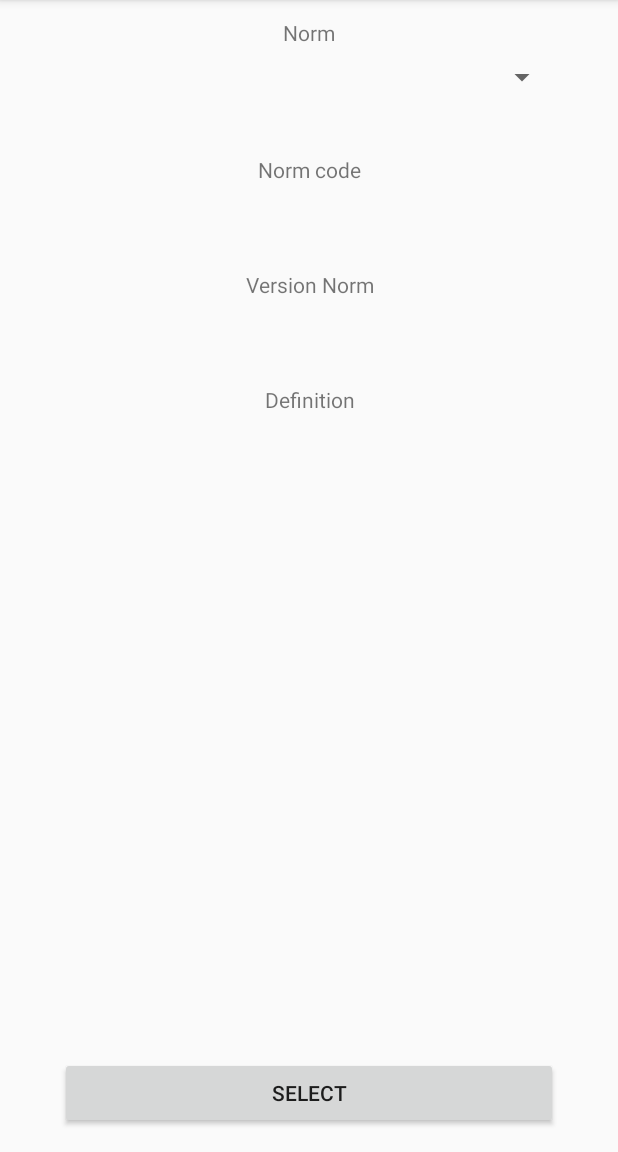
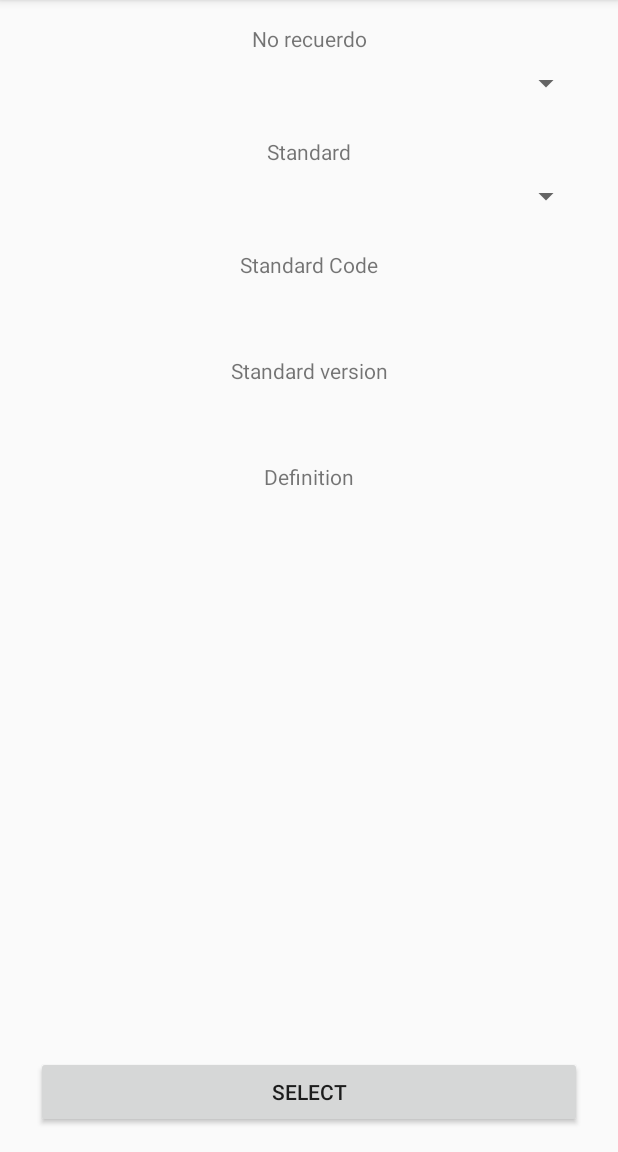
Before and after one commit to juancarlossierra/Appudit, an Android app: the screen it shows after launch (NormActivity before the commit, StandardActivity after it), on a phone screen of 412 x 824 dp, the part 84-1236 px from its top. Run offline under Robolectric (Android 15) with nearby library versions, the phone set to English and light mode, and no system bars; our stand-ins replace data binding.

Commit message:
Enlasando el viewmodel con la vista

```diff
--- a/app/src/main/java/com/umb/appudit/features/norm/NormActivity.kt
+++ /dev/null
@@ -1,14 +0,0 @@
-package com.umb.appudit.features.norm
-
-import androidx.appcompat.app.AppCompatActivity
-import android.os.Bundle
-import com.umb.appudit.R
-
-class NormActivity : AppCompatActivity() {
-
-    override fun onCreate(savedInstanceState: Bundle?) {
-        super.onCreate(savedInstanceState)
-        setContentView(R.layout.activity_norm)
-
-    }
-}
--- /dev/null
+++ b/app/src/main/java/com/umb/appudit/features/standard/ui/StandardActivity.kt
@@ -0,0 +1,20 @@
+package com.umb.appudit.features.standard.ui
+
+import androidx.appcompat.app.AppCompatActivity
+import android.os.Bundle
+import com.umb.appudit.R
+import com.umb.appudit.features.standard.ui.StandardFragment
+
+class StandardActivity : AppCompatActivity() {
+
+    override fun onCreate(savedInstanceState: Bundle?) {
+        super.onCreate(savedInstanceState)
+        setContentView(R.layout.standard_activity)
+        if (savedInstanceState == null) {
+            supportFragmentManager.beginTransaction()
+                .replace(R.id.container, StandardFragment.newInstance())
+                .commitNow()
+        }
+    }
+
+}
--- /dev/null
+++ b/app/src/main/java/com/umb/appudit/features/standard/ui/StandardFragment.kt
@@ -0,0 +1,58 @@
+package com.umb.appudit.features.standard.ui
+
+import androidx.lifecycle.ViewModelProviders
+import android.os.Bundle
+import androidx.fragment.app.Fragment
+import android.view.LayoutInflater
+import android.view.View
+import android.view.ViewGroup
+import android.widget.ArrayAdapter
+import androidx.databinding.DataBindingUtil
+import androidx.lifecycle.Observer
+import com.umb.appudit.R
+import com.umb.appudit.databinding.StandardFragmentBinding
+import com.umb.appudit.features.standard.ui.viewmodel.StandardViewModel
+
+class StandardFragment : Fragment() {
+
+    private lateinit var viewDataBinding: StandardFragmentBinding
+
+    companion object {
+        fun newInstance() = StandardFragment()
+    }
+
+    private lateinit var viewModel: StandardViewModel
+
+    override fun onCreateView(
+        inflater: LayoutInflater, container: ViewGroup?,
+        savedInstanceState: Bundle?
+    ): View? {
+        viewDataBinding = DataBindingUtil.inflate(inflater, R.layout.standard_fragment, container,
+            false)
+        return viewDataBinding.root
+    }
+
+    override fun onActivityCreated(savedInstanceState: Bundle?) {
+        super.onActivityCreated(savedInstanceState)
+        viewModel = ViewModelProviders.of(this).get(StandardViewModel::class.java)
+        viewDataBinding.viewmodel = viewModel
+
+        //first spinner´s configuration
+        viewModel.fetchSpinnerNoRecuerdo().observe(this, Observer { spinnerData ->
+            val spinnerAdapter = ArrayAdapter(requireContext(), android.R.layout.simple_spinner_item, spinnerData)
+            viewDataBinding.spinner.adapter = spinnerAdapter
+        })
+
+        //second spinner´s configuration
+        viewModel.fetchSpinnerStandard().observe(this, Observer { spinnerData ->
+            val spinnerAdapter = ArrayAdapter(requireContext(), android.R.layout.simple_spinner_item, spinnerData)
+            viewDataBinding.spinner2.adapter = spinnerAdapter
+        })
+
+    }
+
+    override fun onResume() {
+        super.onResume()
+        viewModel.start()
+    }
+}
--- /dev/null
+++ b/app/src/main/java/com/umb/appudit/features/standard/ui/viewmodel/StandardViewModel.kt
@@ -0,0 +1,41 @@
+package com.umb.appudit.features.standard.ui.viewmodel
+
+import androidx.lifecycle.LiveData
+import androidx.lifecycle.MutableLiveData
+import androidx.lifecycle.ViewModel
+
+class StandardViewModel : ViewModel() {
+
+    private val _StandardCode = MutableLiveData<String>()
+    val standardCode: LiveData<String>
+        get() = _StandardCode
+
+    private val _StandardVersion = MutableLiveData<String>()
+    val standardVersion: LiveData<String>
+        get() = _StandardVersion
+
+    private val _Definition = MutableLiveData<String>()
+    val definition: LiveData<String>
+        get() = _Definition
+
+    private val _NoRecuedo = MutableLiveData<List<String>>()
+    val list = ArrayList<String>()
+
+    private val _StandardItems = MutableLiveData<List<String>>()
+    val standardItems = ArrayList<String>()
+
+    fun start() {
+
+    }
+
+    fun fetchSpinnerNoRecuerdo(): LiveData<List<String>> {
+        _NoRecuedo.value = list
+        return _NoRecuedo
+    }
+
+    fun fetchSpinnerStandard(): LiveData<List<String>> {
+        _StandardItems.value = standardItems
+        return _NoRecuedo
+    }
+
+}
--- a/app/src/main/res/layout/activity_norm.xml
+++ /dev/null
@@ -1,94 +0,0 @@
-<?xml version="1.0" encoding="utf-8"?>
-<androidx.constraintlayout.widget.ConstraintLayout
-    xmlns:android="http://schemas.android.com/apk/res/android"
-    xmlns:app="http://schemas.android.com/apk/res-auto"
-    xmlns:tools="http://schemas.android.com/tools"
-    android:layout_width="match_parent"
-    android:layout_height="match_parent"
-    tools:context=".features.norm.NormActivity">
-
-    <TextView
-        android:id="@+id/tvTittleNorm"
-        android:layout_width="wrap_content"
-        android:layout_height="wrap_content"
-        android:layout_marginTop="12dp"
-        android:text="@string/Norm"
-        app:layout_constraintEnd_toEndOf="parent"
-        app:layout_constraintStart_toStartOf="parent"
-        app:layout_constraintTop_toTopOf="parent"/>
-    <Spinner
-        android:id="@+id/spNormsList"
-        android:layout_width="0dp"
-        android:layout_height="wrap_content"
-        android:layout_marginStart="40dp"
-        android:layout_marginTop="8dp"
-        android:layout_marginEnd="40dp"
-        app:layout_constraintEnd_toEndOf="parent"
-        app:layout_constraintStart_toStartOf="parent"
-        app:layout_constraintTop_toBottomOf="@+id/tvTittleNorm"/>
-    <TextView
-        android:id="@+id/tvTittleNormCode"
-        android:layout_width="wrap_content"
-        android:layout_height="wrap_content"
-        android:layout_marginTop="40dp"
-        android:text="@string/norm_code"
-        app:layout_constraintEnd_toEndOf="@+id/spNormsList"
-        app:layout_constraintStart_toStartOf="@+id/spNormsList"
-        app:layout_constraintTop_toBottomOf="@+id/spNormsList"/>
-    <TextView
-        android:id="@+id/tvNormCode"
-        android:layout_width="wrap_content"
-        android:layout_height="wrap_content"
-        android:layout_marginTop="8dp"
-        tools:text="51413215678941"
-        app:layout_constraintStart_toStartOf="@+id/spNormsList"
-        app:layout_constraintTop_toBottomOf="@+id/tvTittleNormCode"/>
-    <TextView
-        android:id="@+id/tvTittleNormVersion"
-        android:layout_width="wrap_content"
-        android:layout_height="wrap_content"
-        android:layout_marginTop="30dp"
-        android:text="@string/version_norm"
-        app:layout_constraintEnd_toEndOf="@+id/tvTittleNormCode"
-        app:layout_constraintStart_toStartOf="@+id/tvTittleNormCode"
-        app:layout_constraintTop_toBottomOf="@+id/tvNormCode"/>
-    <TextView
-        android:id="@+id/tvNormVersion"
-        android:layout_width="wrap_content"
-        android:layout_height="wrap_content"
-        android:layout_marginTop="8dp"
-        tools:text="Version: 1.0.1"
-        app:layout_constraintStart_toStartOf="@+id/spNormsList"
-        app:layout_constraintTop_toBottomOf="@+id/tvTittleNormVersion"/>
-    <TextView
-        android:id="@+id/tvTittleNormDefinition"
-        android:layout_width="wrap_content"
-        android:layout_height="wrap_content"
-        android:layout_marginTop="30dp"
-        android:text="@string/definition"
-        app:layout_constraintEnd_toEndOf="@+id/tvTittleNormVersion"
-        app:layout_constraintStart_toStartOf="@+id/tvTittleNormVersion"
-        app:layout_constraintTop_toBottomOf="@+id/tvNormVersion"/>
-    <TextView
-        android:id="@+id/tvNormDefinition"
-        android:layout_width="wrap_content"
-        android:layout_height="wrap_content"
-        android:layout_marginTop="8dp"
-        tools:text="this is a definition of the norm"
-        app:layout_constraintStart_toStartOf="@+id/spNormsList"
-        app:layout_constraintTop_toBottomOf="@+id/tvTittleNormDefinition"/>
-    <Button
-        android:id="@+id/button"
-        android:layout_width="0dp"
-        android:layout_height="wrap_content"
-        android:layout_marginStart="40dp"
-        android:layout_marginTop="8dp"
-        android:layout_marginEnd="40dp"
-        android:layout_marginBottom="15dp"
-        android:text="@string/select"
-        app:layout_constraintBottom_toBottomOf="parent"
-        app:layout_constraintEnd_toEndOf="parent"
-        app:layout_constraintStart_toStartOf="parent"
-        app:layout_constraintTop_toBottomOf="@+id/tvNormDefinition" app:layout_constraintVertical_bias="1.0"/>
-
-</androidx.constraintlayout.widget.ConstraintLayout>
--- /dev/null
+++ b/app/src/main/res/layout/standard_activity.xml
@@ -0,0 +1,7 @@
+<?xml version="1.0" encoding="utf-8"?>
+<FrameLayout xmlns:android="http://schemas.android.com/apk/res/android"
+    xmlns:tools="http://schemas.android.com/tools"
+    android:id="@+id/container"
+    android:layout_width="match_parent"
+    android:layout_height="match_parent"
+    tools:context=".features.standard.ui.StandardActivity" />
--- /dev/null
+++ b/app/src/main/res/layout/standard_fragment.xml
@@ -0,0 +1,137 @@
+<?xml version="1.0" encoding="utf-8"?>
+<layout xmlns:android="http://schemas.android.com/apk/res/android"
+    xmlns:app="http://schemas.android.com/apk/res-auto"
+    xmlns:tools="http://schemas.android.com/tools">
+
+    <data>
+        <import type="android.view.View" />
+
+        <variable
+            name="viewmodel"
+            type="com.umb.appudit.features.standard.ui.viewmodel.StandardViewModel" />
+    </data>
+
+    <androidx.constraintlayout.widget.ConstraintLayout
+        android:layout_width="match_parent"
+        android:layout_height="match_parent">
+
+        <TextView
+            android:id="@+id/textView"
+            android:layout_width="wrap_content"
+            android:layout_height="wrap_content"
+            android:layout_marginTop="16dp"
+            android:text="@string/noRecuerdo"
+            app:layout_constraintEnd_toEndOf="parent"
+            app:layout_constraintStart_toStartOf="parent"
+            app:layout_constraintTop_toTopOf="parent" />
+
+        <Spinner
+            android:id="@+id/spinner"
+            android:layout_width="0dp"
+            android:layout_height="wrap_content"
+            android:layout_marginStart="24dp"
+            android:layout_marginTop="8dp"
+            android:layout_marginEnd="24dp"
+            app:layout_constraintEnd_toEndOf="parent"
+            app:layout_constraintStart_toStartOf="parent"
+            app:layout_constraintTop_toBottomOf="@+id/textView" />
+
+        <TextView
+            android:id="@+id/textView2"
+            android:layout_width="wrap_content"
+            android:layout_height="wrap_content"
+            android:layout_marginTop="24dp"
+            android:text="@string/standard"
+            app:layout_constraintEnd_toEndOf="@+id/spinner"
+            app:layout_constraintStart_toStartOf="@+id/spinner"
+            app:layout_constraintTop_toBottomOf="@+id/spinner" />
+
+        <Spinner
+            android:id="@+id/spinner2"
+            android:layout_width="0dp"
+            android:layout_height="wrap_content"
+            android:layout_marginTop="8dp"
+            app:layout_constraintEnd_toEndOf="@+id/spinner"
+            app:layout_constraintHorizontal_bias="0.0"
+            app:layout_constraintStart_toStartOf="@+id/spinner"
+            app:layout_constraintTop_toBottomOf="@+id/textView2" />
+
+        <TextView
+            android:id="@+id/textView3"
+            android:layout_width="wrap_content"
+            android:layout_height="wrap_content"
+            android:layout_marginTop="24dp"
+            android:text="@string/standardCode"
+            app:layout_constraintEnd_toEndOf="@+id/spinner2"
+            app:layout_constraintStart_toStartOf="@+id/spinner2"
+            app:layout_constraintTop_toBottomOf="@+id/spinner2" />
+
+        <TextView
+            android:id="@+id/textView4"
+            android:layout_width="0dp"
+            android:layout_height="wrap_content"
+            android:layout_marginTop="8dp"
+            android:text="@{viewmodel.standardCode}"
+            app:layout_constraintEnd_toEndOf="@+id/spinner2"
+            app:layout_constraintStart_toStartOf="@+id/spinner2"
+            app:layout_constraintTop_toBottomOf="@+id/textView3"
+            tools:text="51321524852" />
+
+        <TextView
+            android:id="@+id/textView5"
+            android:layout_width="wrap_content"
+            android:layout_height="wrap_content"
+            android:layout_marginTop="24dp"
+            android:text="@string/standardVersion"
+            app:layout_constraintEnd_toEndOf="@+id/textView4"
+            app:layout_constraintStart_toStartOf="@+id/textView4"
+            app:layout_constraintTop_toBottomOf="@+id/textView4" />
+
+        <TextView
+            android:id="@+id/textView6"
+            android:layout_width="0dp"
+            android:layout_height="wrap_content"
+            android:layout_marginTop="8dp"
+            android:text="@{viewmodel.standardVersion}"
+            app:layout_constraintEnd_toEndOf="@+id/textView4"
+            app:layout_constraintStart_toStartOf="@+id/textView4"
+            app:layout_constraintTop_toBottomOf="@+id/textView5"
+            tools:text="Version: 1.0.1" />
+
+        <TextView
+            android:id="@+id/textView7"
+            android:layout_width="wrap_content"
+            android:layout_height="wrap_content"
+            android:layout_marginTop="24dp"
+            android:text="@string/definition"
+            app:layout_constraintEnd_toEndOf="@+id/textView6"
+            app:layout_constraintStart_toStartOf="@+id/textView6"
+            app:layout_constraintTop_toBottomOf="@+id/textView6" />
+
+        <TextView
+            android:id="@+id/textView8"
+            android:layout_width="0dp"
+            android:layout_height="0dp"
+            android:layout_marginTop="8dp"
+            android:layout_marginBottom="32dp"
+            android:text="@{viewmodel.definition}"
+            app:layout_constraintBottom_toTopOf="@+id/button"
+            app:layout_constraintEnd_toEndOf="@+id/textView6"
+            app:layout_constraintStart_toStartOf="@+id/textView6"
+            app:layout_constraintTop_toBottomOf="@+id/textView7"
+            app:layout_constraintVertical_bias="0.0"
+            tools:text="@tools:sample/lorem/random" />
+
+        <Button
+            android:id="@+id/button"
+            android:layout_width="0dp"
+            android:layout_height="wrap_content"
+            android:layout_marginBottom="16dp"
+            android:text="@string/select"
+            app:layout_constraintBottom_toBottomOf="parent"
+            app:layout_constraintEnd_toEndOf="@+id/textView8"
+            app:layout_constraintStart_toStartOf="@+id/textView8"/>
+
+    </androidx.constraintlayout.widget.ConstraintLayout>
+
+</layout>
--- a/app/src/main/res/values/strings.xml
+++ b/app/src/main/res/values/strings.xml
@@ -5,4 +5,9 @@
     <string name="version_norm">Version Norm</string>
     <string name="definition">Definition</string>
     <string name="select">SELECT</string>
+    <string name="noRecuerdo">No recuerdo</string>
+    <string name="standard">Standard</string>
+    <string name="standardCode">Standard Code</string>
+    <string name="standardVersion">Standard version</string>
+    <string name="prueba">Standard version %d</string>
 </resources>
```
Also changed, not shown: app/build.gradle (+11 -4 lines), app/src/main/AndroidManifest.xml (+5 -3 lines).
